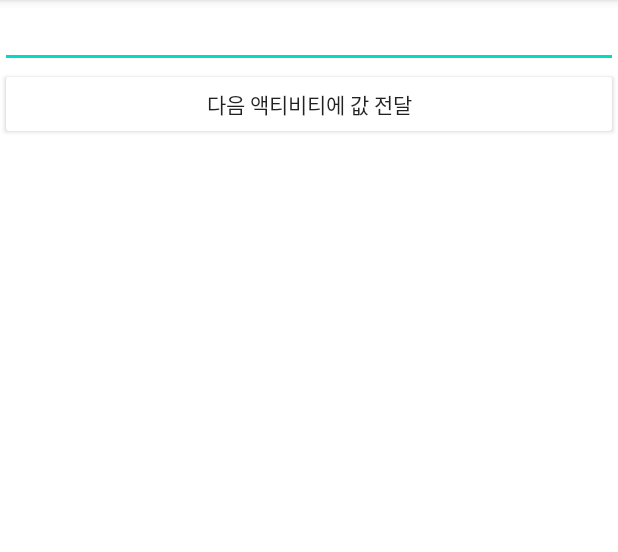
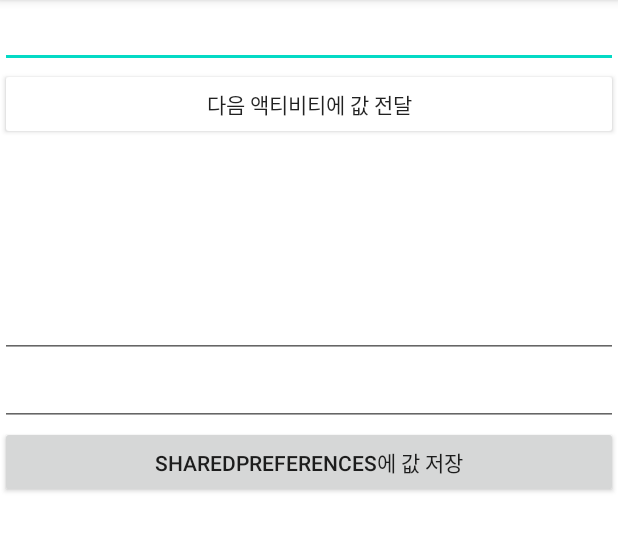
Before and after one commit to etchb/RisingCamp_Android_4th_Week2, an Android app: the screen it shows after launch (MainActivity), on a phone screen of 412 x 824 dp, the part 84-636 px from its top. Run offline under Robolectric (Android 15) with nearby library versions, the phone set to English and light mode, and no system bars.

Commit message:
add SharedPreferences  ex

```diff
--- a/app/src/main/java/com/bhongj/rc_weeks2/MainActivity.kt
+++ b/app/src/main/java/com/bhongj/rc_weeks2/MainActivity.kt
@@ -1,6 +1,7 @@
 package com.bhongj.rc_weeks2
 
 import android.content.Intent
+import android.content.SharedPreferences
 import androidx.appcompat.app.AppCompatActivity
 import android.os.Bundle
 import android.widget.Toast
@@ -8,6 +9,7 @@ import com.bhongj.rc_weeks2.databinding.ActivityMainBinding
 
 class MainActivity : AppCompatActivity() {
     private lateinit var binding:ActivityMainBinding
+    private lateinit var sharedPreferences: SharedPreferences
 
     override fun onCreate(savedInstanceState: Bundle?) {
         super.onCreate(savedInstanceState)
@@ -19,6 +21,20 @@ class MainActivity : AppCompatActivity() {
             var intent = Intent(this, SecondActivity::class.java)
             intent.putExtra("data", binding.edtMain.text.toString())
             startActivity(intent)
+        }
+
+        sharedPreferences = getSharedPreferences("test", MODE_PRIVATE)
+
+        binding.actMainBtnSave.setOnClickListener {
+            val age = binding.actMainEdtAge.text.toString().toInt()
+            var name = binding.actMainEdtName.text.toString()
+
+            val editor : SharedPreferences.Editor = sharedPreferences.edit()
+            editor.putInt("AGE", age)
+            editor.putString("NAME", name)
+            editor.apply()
+
+            startActivity(Intent(this, SecondActivity::class.java))
         }
     }
 
--- a/app/src/main/res/layout/activity_main.xml
+++ b/app/src/main/res/layout/activity_main.xml
@@ -21,4 +21,27 @@
         android:backgroundTint="@color/white"
         ></androidx.appcompat.widget.AppCompatButton>
 
+    <View
+        android:layout_width="match_parent"
+        android:layout_height="100dp"
+        ></View>
+
+    <EditText
+        android:id="@+id/act_main_edt_age"
+        android:layout_width="match_parent"
+        android:layout_height="wrap_content"
+        ></EditText>
+
+    <EditText
+        android:id="@+id/act_main_edt_name"
+        android:layout_width="match_parent"
+        android:layout_height="wrap_content"
+        ></EditText>
+
+    <androidx.appcompat.widget.AppCompatButton
+        android:id="@+id/act_main_btn_save"
+        android:layout_width="match_parent"
+        android:layout_height="wrap_content"
+        android:text="SharedPreferences에 값 저장"
+        ></androidx.appcompat.widget.AppCompatButton>
 </LinearLayout>
```
Also changed, not shown: app/src/main/java/com/bhongj/rc_weeks2/SecondActivity.kt (+10 -0 lines), app/src/main/res/layout/activity_second.xml (+22 -0 lines).
